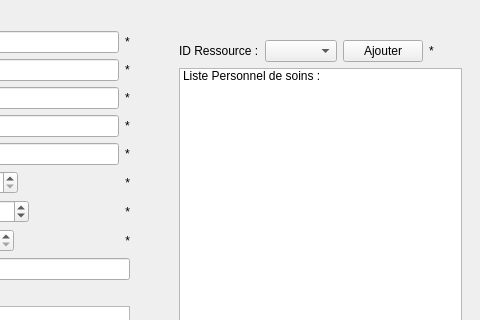
Above: view/patientwindow.ui from kilian-paquier/qt-patients before the change; both pictures show x 221 to 701 and y 0 to 320 of the 701 by 459 pixel window. Below: the same form after it.
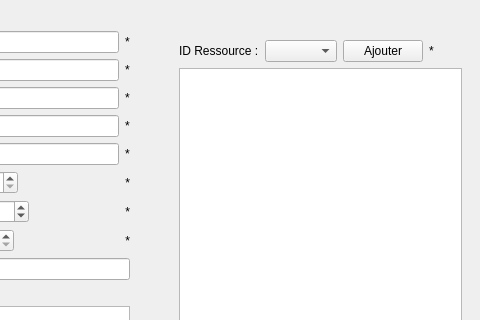
That is the form after the change.

Diff of the .ui file:
```diff
--- a/view/patientwindow.ui
+++ b/view/patientwindow.ui
@@ -354,13 +354,7 @@
      </layout>
     </item>
     <item>
-     <widget class="QListWidget" name="listPersonnelSoins">
-      <item>
-       <property name="text">
-        <string>Liste Personnel de soins :</string>
-       </property>
-      </item>
-     </widget>
+     <widget class="QListWidget" name="listPersonnelSoins"/>
     </item>
    </layout>
   </widget>
```
